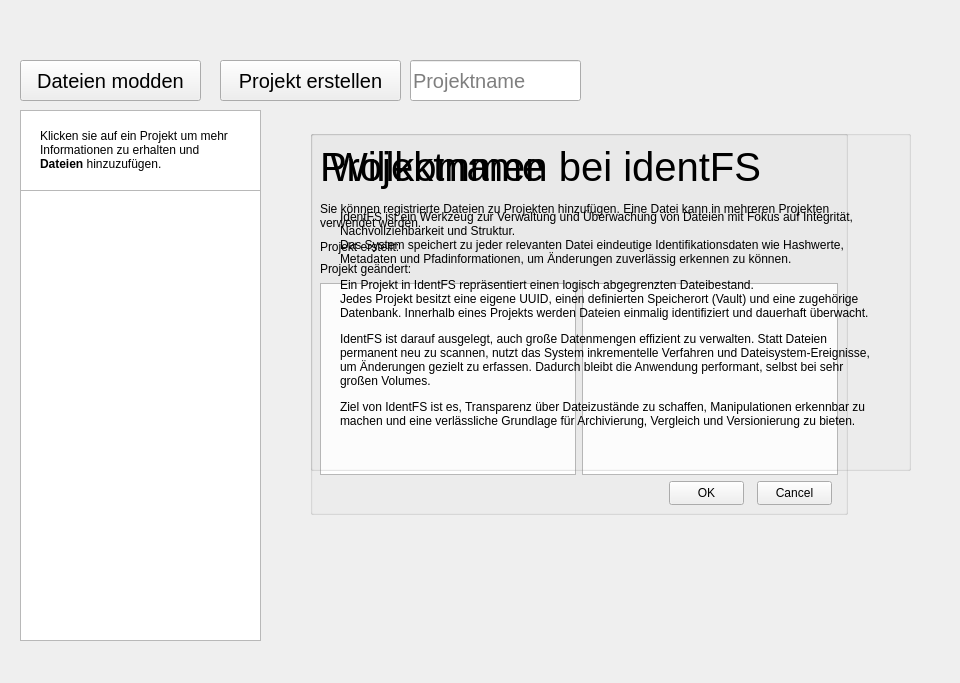
This is mainwindow.ui in jakoly/identFS as Qt 5 draws it before an edit. The edited form follows.
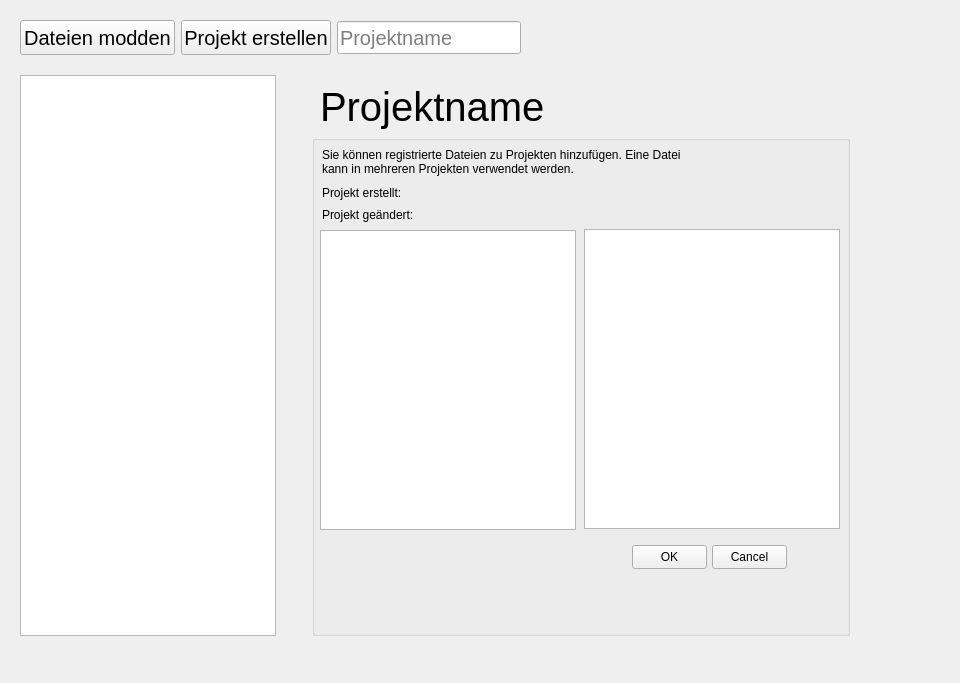
This is the edited form.

```diff
--- a/mainwindow.ui
+++ b/mainwindow.ui
@@ -24,9 +24,9 @@
     <property name="geometry">
      <rect>
       <x>20</x>
-      <y>190</y>
-      <width>241</width>
-      <height>451</height>
+      <y>75</y>
+      <width>256</width>
+      <height>561</height>
      </rect>
     </property>
     <property name="cursor" stdset="0">
@@ -38,14 +38,17 @@
     <property name="spacing">
      <number>5</number>
     </property>
+    <property name="sortingEnabled">
+     <bool>false</bool>
+    </property>
    </widget>
    <widget class="QPushButton" name="pushButtonAddFiles">
     <property name="geometry">
      <rect>
       <x>20</x>
-      <y>60</y>
-      <width>181</width>
-      <height>41</height>
+      <y>20</y>
+      <width>155</width>
+      <height>35</height>
      </rect>
     </property>
     <property name="font">
@@ -57,48 +60,13 @@
      <string>Dateien modden</string>
     </property>
    </widget>
-   <widget class="QLabel" name="labelDescription1">
-    <property name="geometry">
-     <rect>
-      <x>40</x>
-      <y>120</y>
-      <width>201</width>
-      <height>61</height>
-     </rect>
-    </property>
-    <property name="text">
-     <string>&lt;html&gt;&lt;head/&gt;&lt;body&gt;&lt;p&gt;Klicken sie auf ein Projekt um mehr Informationen zu erhalten und &lt;span style=&quot; font-weight:700;&quot;&gt;Dateien&lt;/span&gt; hinzuzufügen.&lt;/p&gt;&lt;/body&gt;&lt;/html&gt;</string>
-    </property>
-    <property name="wordWrap">
-     <bool>true</bool>
-    </property>
-   </widget>
-   <widget class="QListWidget" name="blank1">
-    <property name="geometry">
-     <rect>
-      <x>20</x>
-      <y>110</y>
-      <width>241</width>
-      <height>81</height>
-     </rect>
-    </property>
-    <property name="cursor" stdset="0">
-     <cursorShape>PointingHandCursor</cursorShape>
-    </property>
-    <property name="resizeMode">
-     <enum>QListView::ResizeMode::Adjust</enum>
-    </property>
-    <property name="spacing">
-     <number>5</number>
-    </property>
-   </widget>
    <widget class="QLineEdit" name="lineEditProjectName">
     <property name="geometry">
      <rect>
-      <x>410</x>
-      <y>60</y>
-      <width>171</width>
-      <height>41</height>
+      <x>337</x>
+      <y>21</y>
+      <width>184</width>
+      <height>33</height>
      </rect>
     </property>
     <property name="font">
@@ -119,10 +87,10 @@
    <widget class="QPushButton" name="pushButtonCreateProject">
     <property name="geometry">
      <rect>
-      <x>220</x>
-      <y>60</y>
-      <width>181</width>
-      <height>41</height>
+      <x>181</x>
+      <y>20</y>
+      <width>150</width>
+      <height>35</height>
      </rect>
     </property>
     <property name="font">
@@ -140,10 +108,10 @@
     </property>
     <property name="geometry">
      <rect>
-      <x>310</x>
-      <y>130</y>
+      <x>312</x>
+      <y>135</y>
       <width>538</width>
-      <height>385</height>
+      <height>501</height>
      </rect>
     </property>
     <property name="title">
@@ -153,7 +121,7 @@
      <property name="geometry">
       <rect>
        <x>10</x>
-       <y>109</y>
+       <y>50</y>
        <width>81</width>
        <height>16</height>
       </rect>
@@ -162,33 +130,67 @@
       <string>Projekt erstellt: </string>
      </property>
     </widget>
-    <widget class="QLabel" name="labelProjectName">
-     <property name="enabled">
-      <bool>true</bool>
-     </property>
+    <widget class="QLabel" name="labelLastChange">
      <property name="geometry">
       <rect>
        <x>10</x>
-       <y>10</y>
-       <width>222</width>
-       <height>53</height>
+       <y>72</y>
+       <width>90</width>
+       <height>16</height>
       </rect>
      </property>
-     <property name="font">
-      <font>
-       <pointsize>30</pointsize>
-      </font>
+     <property name="text">
+      <string>Projekt geändert:</string>
      </property>
+    </widget>
+    <widget class="QListWidget" name="listWidgetFilesInProject">
+     <property name="geometry">
+      <rect>
+       <x>272</x>
+       <y>94</y>
+       <width>256</width>
+       <height>300</height>
+      </rect>
+     </property>
+    </widget>
+    <widget class="QPushButton" name="pushButtonCancel">
+     <property name="geometry">
+      <rect>
+       <x>400</x>
+       <y>410</y>
+       <width>75</width>
+       <height>24</height>
+      </rect>
+     </property>
+     <property name="cursor">
+      <cursorShape>PointingHandCursor</cursorShape>
+     </property>
      <property name="text">
-      <string>Projektname</string>
+      <string>Cancel</string>
+     </property>
+    </widget>
+    <widget class="QPushButton" name="pushButtonOk">
+     <property name="geometry">
+      <rect>
+       <x>320</x>
+       <y>410</y>
+       <width>75</width>
+       <height>24</height>
+      </rect>
+     </property>
+     <property name="cursor">
+      <cursorShape>PointingHandCursor</cursorShape>
+     </property>
+     <property name="text">
+      <string>OK</string>
      </property>
     </widget>
     <widget class="QLabel" name="labelDescription2">
      <property name="geometry">
       <rect>
        <x>10</x>
-       <y>69</y>
-       <width>518</width>
+       <y>10</y>
+       <width>387</width>
        <height>34</height>
       </rect>
      </property>
@@ -211,133 +213,38 @@
       <bool>true</bool>
      </property>
     </widget>
-    <widget class="QLabel" name="labelLastChange">
-     <property name="geometry">
-      <rect>
-       <x>10</x>
-       <y>131</y>
-       <width>90</width>
-       <height>16</height>
-      </rect>
-     </property>
-     <property name="text">
-      <string>Projekt geändert:</string>
-     </property>
-    </widget>
-    <widget class="QListWidget" name="listWidgetFilesInProject">
-     <property name="geometry">
-      <rect>
-       <x>10</x>
-       <y>153</y>
-       <width>256</width>
-       <height>192</height>
-      </rect>
-     </property>
-    </widget>
-    <widget class="QListWidget" name="listWidgetFiles">
-     <property name="geometry">
-      <rect>
-       <x>272</x>
-       <y>153</y>
-       <width>256</width>
-       <height>192</height>
-      </rect>
-     </property>
-    </widget>
-    <widget class="QPushButton" name="pushButtonCancel">
-     <property name="geometry">
-      <rect>
-       <x>447</x>
-       <y>351</y>
-       <width>75</width>
-       <height>24</height>
-      </rect>
-     </property>
-     <property name="cursor">
-      <cursorShape>PointingHandCursor</cursorShape>
-     </property>
-     <property name="text">
-      <string>Cancel</string>
-     </property>
-    </widget>
-    <widget class="QPushButton" name="pushButtonOk">
-     <property name="geometry">
-      <rect>
-       <x>359</x>
-       <y>351</y>
-       <width>75</width>
-       <height>24</height>
-      </rect>
-     </property>
-     <property name="cursor">
-      <cursorShape>PointingHandCursor</cursorShape>
-     </property>
-     <property name="text">
-      <string>OK</string>
-     </property>
-    </widget>
    </widget>
-   <widget class="QGroupBox" name="groupBoxDescription">
+   <widget class="QLabel" name="labelProjectName">
+    <property name="enabled">
+     <bool>true</bool>
+    </property>
     <property name="geometry">
      <rect>
-      <x>310</x>
-      <y>130</y>
-      <width>601</width>
-      <height>341</height>
+      <x>320</x>
+      <y>80</y>
+      <width>531</width>
+      <height>53</height>
      </rect>
     </property>
-    <property name="title">
-     <string/>
+    <property name="font">
+     <font>
+      <pointsize>30</pointsize>
+     </font>
     </property>
-    <widget class="QLabel" name="labelProjectName_3">
-     <property name="enabled">
-      <bool>true</bool>
-     </property>
-     <property name="geometry">
-      <rect>
-       <x>20</x>
-       <y>10</y>
-       <width>441</width>
-       <height>53</height>
-      </rect>
-     </property>
-     <property name="font">
-      <font>
-       <pointsize>30</pointsize>
-      </font>
-     </property>
-     <property name="text">
-      <string>Willkommen bei identFS</string>
-     </property>
-    </widget>
-    <widget class="QLabel" name="labelDescription1_2">
-     <property name="geometry">
-      <rect>
-       <x>30</x>
-       <y>80</y>
-       <width>541</width>
-       <height>261</height>
-      </rect>
-     </property>
-     <property name="text">
-      <string>&lt;html&gt;&lt;head/&gt;&lt;body&gt;&lt;p&gt;IdentFS ist ein Werkzeug zur Verwaltung und Überwachung von Dateien mit Fokus auf Integrität, Nachvollziehbarkeit und Struktur.&lt;br/&gt;Das System speichert zu jeder relevanten Datei eindeutige Identifikationsdaten wie Hashwerte, Metadaten und Pfadinformationen, um Änderungen zuverlässig erkennen zu können.&lt;/p&gt;&lt;p&gt;Ein Projekt in IdentFS repräsentiert einen logisch abgegrenzten Dateibestand.&lt;br/&gt;Jedes Projekt besitzt eine eigene UUID, einen definierten Speicherort (Vault) und eine zugehörige Datenbank. Innerhalb eines Projekts werden Dateien einmalig identifiziert und dauerhaft überwacht.&lt;/p&gt;&lt;p&gt;IdentFS ist darauf ausgelegt, auch große Datenmengen effizient zu verwalten. Statt Dateien permanent neu zu scannen, nutzt das System inkrementelle Verfahren und Dateisystem-Ereignisse, um Änderungen gezielt zu erfassen. Dadurch bleibt die Anwendung performant, selbst bei sehr großen Volumes.&lt;/p&gt;&lt;p&gt;Ziel von IdentFS ist es, Transparenz über Dateizustände zu schaffen, Manipulationen erkennbar zu machen und eine verlässliche Grundlage für Archivierung, Vergleich und Versionierung zu bieten.&lt;/p&gt;&lt;/body&gt;&lt;/html&gt;</string>
-     </property>
-     <property name="alignment">
-      <set>Qt::AlignmentFlag::AlignLeading|Qt::AlignmentFlag::AlignLeft|Qt::AlignmentFlag::AlignTop</set>
-     </property>
-     <property name="wordWrap">
-      <bool>true</bool>
-     </property>
-    </widget>
+    <property name="text">
+     <string>Projektname</string>
+    </property>
    </widget>
-   <zorder>blank1</zorder>
-   <zorder>projectList</zorder>
-   <zorder>pushButtonAddFiles</zorder>
-   <zorder>labelDescription1</zorder>
-   <zorder>lineEditProjectName</zorder>
-   <zorder>pushButtonCreateProject</zorder>
-   <zorder>groupNewProject</zorder>
-   <zorder>groupBoxDescription</zorder>
+   <widget class="QListWidget" name="listWidgetFiles">
+    <property name="geometry">
+     <rect>
+      <x>320</x>
+      <y>230</y>
+      <width>256</width>
+      <height>300</height>
+     </rect>
+    </property>
+   </widget>
   </widget>
  </widget>
  <resources/>
```
